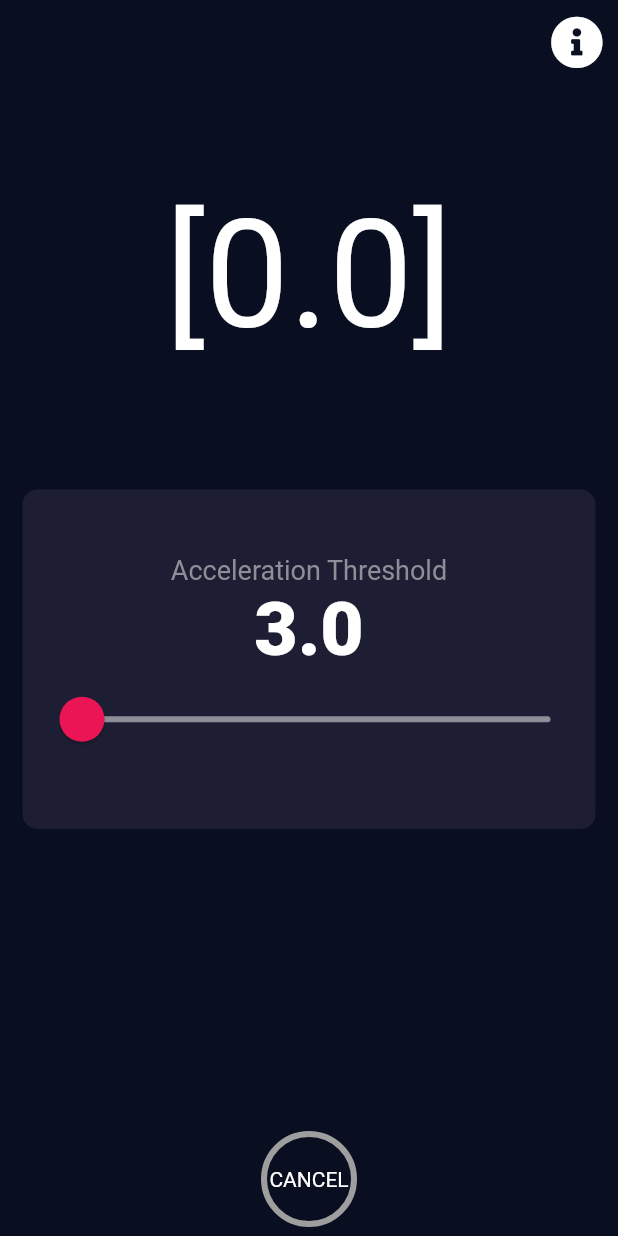
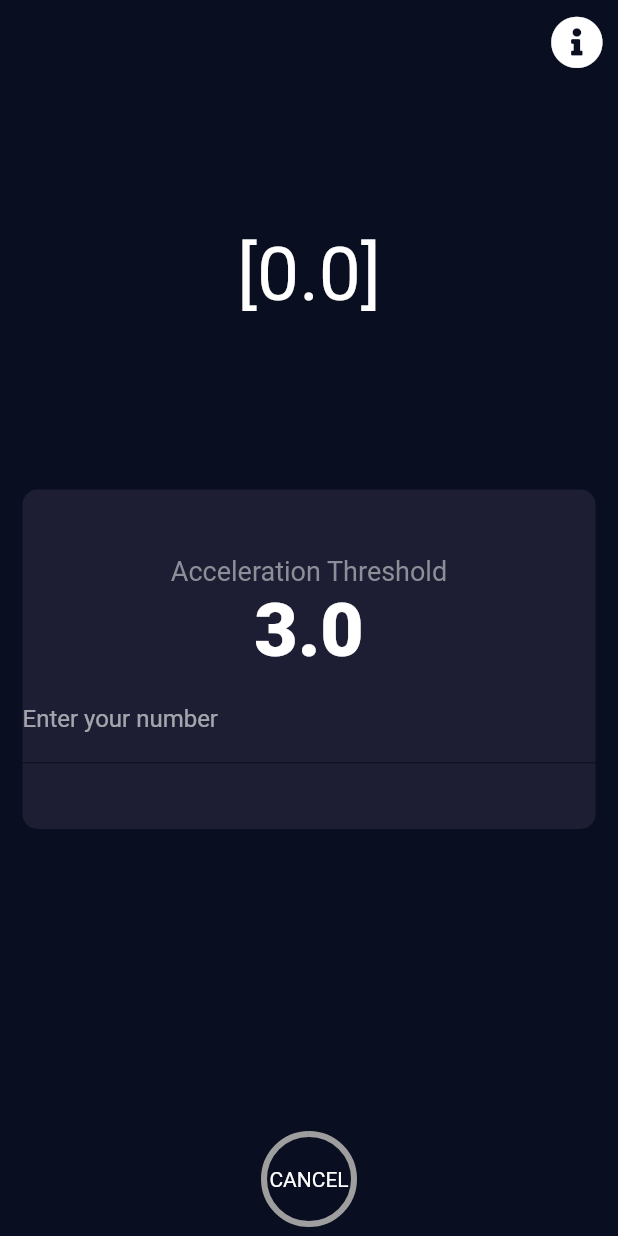
Before and after one commit to Nhesneil/cpr_app_project, a Flutter app: the screen it shows after launch, on a phone screen of 412 x 824 dp. Run offline on Flutter 3.47's test engine with Material 2 defaults, Android fonts, the phone set to English and light mode, and no system bars; our stand-ins replace audioplayers, font_awesome_flutter, sensors_plus.

Commit message:
Changed the slider into manual input

```diff
--- a/lib/main.dart
+++ b/lib/main.dart
@@ -90,7 +90,7 @@ class _MyHomePageState extends State<MyHomePage> {
                     '$userAccelerometer',
                     style: const TextStyle(
                       color: Colors.white,
-                      fontSize: 100.0,
+                      fontSize: 50.0,
                     ),
                   ),
                 ),
@@ -120,27 +120,24 @@ class _MyHomePageState extends State<MyHomePage> {
                           ),
 
                         ]),
-                    SliderTheme(
-                      data: SliderTheme.of(context).copyWith(
-                        inactiveTrackColor: Color(0xFF8D8E98),
-                        activeTrackColor: Colors.white,
-                        thumbColor: Color(0xFFEB1555),
-                        overlayColor: Color(0x29EB1555),
-                        thumbShape:
-                            RoundSliderThumbShape(enabledThumbRadius: 15.0),
-                        overlayShape:
-                            RoundSliderOverlayShape(overlayRadius: 30.0),
-                      ),
-                      child: Slider(
-                          value: threshold.toDouble(),
-                          min: 0.0,
-                          max: 100.0,
-                          onChanged: (double newValue) {
-                            setState(() {
-                              threshold = newValue;
-                            });
-                          }),
-                    )
+                    TextField(
+                      decoration: const InputDecoration(labelText: "Enter your number"),
+                      keyboardType: TextInputType.number,
+                      inputFormatters: <TextInputFormatter>[
+                        FilteringTextInputFormatter.allow(RegExp(r"[0-9.]")),
+                        TextInputFormatter.withFunction((oldValue, newValue) {
+                          try {
+                            final text = newValue.text;
+                            if (text.isNotEmpty) double.parse(text);
+                            return newValue;
+                          } catch (e) {}
+                          return oldValue;
+                        }),
+                      ],
+                      onChanged: (String number){
+                        threshold=double.parse(number);
+                      },// Only numbers can be entered
+                    ),
                   ],
                 ),
               ),
```
